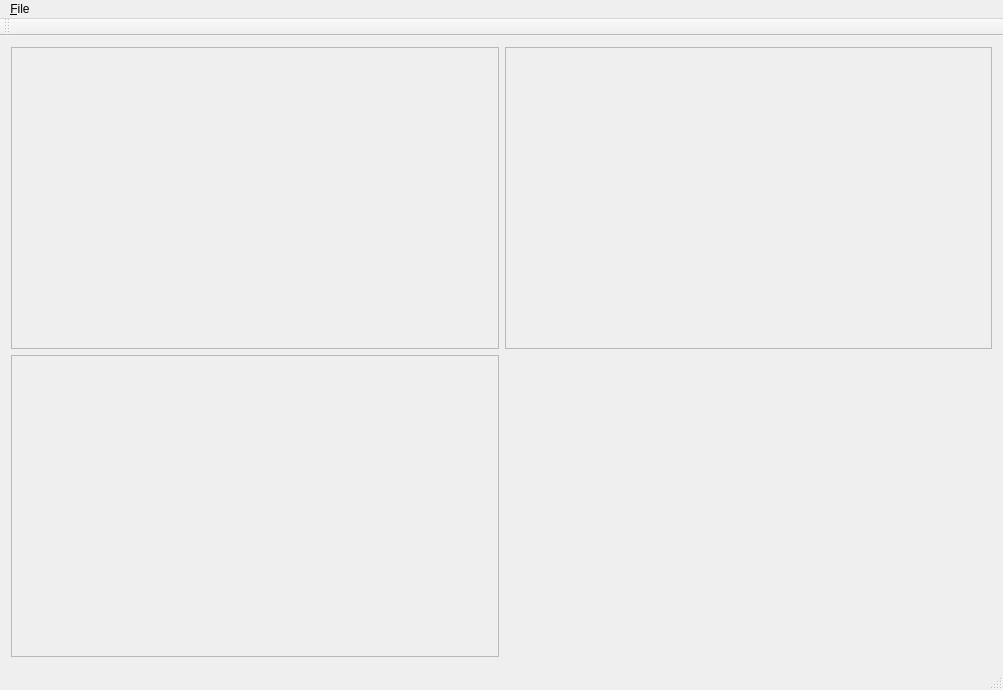
First picture: the form in SlitScanGenerator/mainwindow.ui, repository jkriege2/SlitScanGenerator, before the edit.
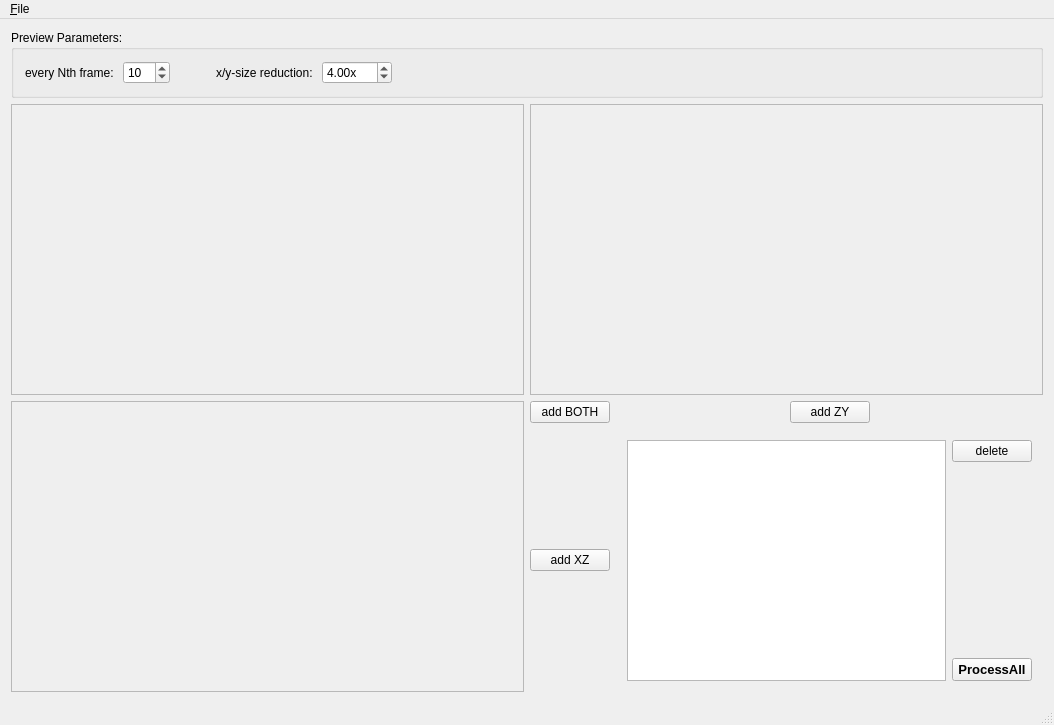
Second picture: the form after the edit.

Commit message: added table for parameters, ... split implementation to several files

```diff
--- a/SlitScanGenerator/mainwindow.ui
+++ b/SlitScanGenerator/mainwindow.ui
@@ -6,8 +6,8 @@
    <rect>
     <x>0</x>
     <y>0</y>
-    <width>1003</width>
-    <height>690</height>
+    <width>1054</width>
+    <height>725</height>
    </rect>
   </property>
   <property name="windowTitle">
@@ -15,7 +15,7 @@
   </property>
   <widget class="QWidget" name="centralWidget">
    <layout class="QGridLayout" name="gridLayout">
-    <item row="0" column="0">
+    <item row="1" column="0">
      <widget class="QScrollArea" name="scrollXY">
       <property name="widgetResizable">
        <bool>true</bool>
@@ -23,19 +23,199 @@
 
      </widget>
     </item>
-    <item row="0" column="1">
+    <item row="1" column="1">
      <widget class="QScrollArea" name="scrollYZ">
       <property name="widgetResizable">
        <bool>true</bool>
       </property>
-      </widget>
+     </widget>
     </item>
-    <item row="1" column="0">
+    <item row="2" column="0">
      <widget class="QScrollArea" name="scrollXZ">
       <property name="widgetResizable">
        <bool>true</bool>
       </property>
-
+     </widget>
+    </item>
+    <item row="2" column="1">
+     <layout class="QGridLayout" name="gridLayout_3" rowstretch="0,1" columnstretch="0,1,0,1" rowminimumheight="0,10">
+      <item row="0" column="1">
+       <spacer name="horizontalSpacer">
+        <property name="orientation">
+         <enum>Qt::Horizontal</enum>
+        </property>
+        <property name="sizeHint" stdset="0">
+         <size>
+          <width>40</width>
+          <height>20</height>
+         </size>
+        </property>
+       </spacer>
+      </item>
+      <item row="1" column="0">
+       <widget class="QPushButton" name="btnAddXZ">
+        <property name="text">
+         <string>add XZ</string>
+        </property>
+       </widget>
+      </item>
+      <item row="0" column="2">
+       <widget class="QPushButton" name="btnAddZY">
+        <property name="text">
+         <string>add ZY</string>
+        </property>
+       </widget>
+      </item>
+      <item row="0" column="3">
+       <spacer name="horizontalSpacer_2">
+        <property name="orientation">
+         <enum>Qt::Horizontal</enum>
+        </property>
+        <property name="sizeHint" stdset="0">
+         <size>
+          <width>40</width>
+          <height>20</height>
+         </size>
+        </property>
+       </spacer>
+      </item>
+      <item row="1" column="1" colspan="3">
+       <widget class="QWidget" name="gridWidget" native="true">
+        <property name="sizePolicy">
+         <sizepolicy hsizetype="Expanding" vsizetype="Expanding">
+          <horstretch>0</horstretch>
+          <verstretch>0</verstretch>
+         </sizepolicy>
+        </property>
+        <layout class="QGridLayout" name="gridLayout_2" rowstretch="0,0,0" columnstretch="0,0">
+         <item row="0" column="1">
+          <widget class="QPushButton" name="btnDelete">
+           <property name="text">
+            <string>delete</string>
+           </property>
+          </widget>
+         </item>
+         <item row="2" column="1">
+          <widget class="QPushButton" name="btnProcessAll">
+           <property name="font">
+            <font>
+             <pointsize>10</pointsize>
+             <weight>75</weight>
+             <bold>true</bold>
+            </font>
+           </property>
+           <property name="text">
+            <string>ProcessAll</string>
+           </property>
+          </widget>
+         </item>
+         <item row="1" column="1">
+          <spacer name="verticalSpacer">
+           <property name="orientation">
+            <enum>Qt::Vertical</enum>
+           </property>
+           <property name="sizeHint" stdset="0">
+            <size>
+             <width>20</width>
+             <height>40</height>
+            </size>
+           </property>
+          </spacer>
+         </item>
+         <item row="0" column="0" rowspan="3">
+          <widget class="QTableView" name="table"/>
+         </item>
+        </layout>
+       </widget>
+      </item>
+      <item row="0" column="0">
+       <widget class="QPushButton" name="pushButton">
+        <property name="text">
+         <string>add BOTH</string>
+        </property>
+       </widget>
+      </item>
+     </layout>
+    </item>
+    <item row="0" column="0" colspan="2">
+     <widget class="QGroupBox" name="groupBox">
+      <property name="title">
+       <string>Preview Parameters:</string>
+      </property>
+      <layout class="QHBoxLayout" name="horizontalLayout">
+       <item>
+        <widget class="QLabel" name="label">
+         <property name="text">
+          <string>every Nth frame: </string>
+         </property>
+        </widget>
+       </item>
+       <item>
+        <widget class="QSpinBox" name="spinEveryNThFrame">
+         <property name="minimum">
+          <number>1</number>
+         </property>
+         <property name="maximum">
+          <number>100</number>
+         </property>
+         <property name="value">
+          <number>10</number>
+         </property>
+        </widget>
+       </item>
+       <item>
+        <spacer name="horizontalSpacer_4">
+         <property name="orientation">
+          <enum>Qt::Horizontal</enum>
+         </property>
+         <property name="sizeType">
+          <enum>QSizePolicy::Fixed</enum>
+         </property>
+         <property name="sizeHint" stdset="0">
+          <size>
+           <width>40</width>
+           <height>20</height>
+          </size>
+         </property>
+        </spacer>
+       </item>
+       <item>
+        <widget class="QLabel" name="label_2">
+         <property name="text">
+          <string>x/y-size reduction: </string>
+         </property>
+        </widget>
+       </item>
+       <item>
+        <widget class="QDoubleSpinBox" name="spinXYFactor">
+         <property name="suffix">
+          <string>x</string>
+         </property>
+         <property name="minimum">
+          <double>1.000000000000000</double>
+         </property>
+         <property name="maximum">
+          <double>100.000000000000000</double>
+         </property>
+         <property name="value">
+          <double>4.000000000000000</double>
+         </property>
+        </widget>
+       </item>
+       <item>
+        <spacer name="horizontalSpacer_3">
+         <property name="orientation">
+          <enum>Qt::Horizontal</enum>
+         </property>
+         <property name="sizeHint" stdset="0">
+          <size>
+           <width>40</width>
+           <height>20</height>
+          </size>
+         </property>
+        </spacer>
+       </item>
+      </layout>
      </widget>
     </item>
    </layout>
@@ -45,7 +225,7 @@
     <rect>
      <x>0</x>
      <y>0</y>
-     <width>1003</width>
+     <width>1054</width>
      <height>21</height>
     </rect>
    </property>
@@ -59,14 +239,6 @@
    </widget>
    <addaction name="menu_Datei"/>
   </widget>
-  <widget class="QToolBar" name="mainToolBar">
-   <attribute name="toolBarArea">
-    <enum>TopToolBarArea</enum>
-   </attribute>
-   <attribute name="toolBarBreak">
-    <bool>false</bool>
-   </attribute>
-  </widget>
   <widget class="QStatusBar" name="statusBar"/>
   <action name="actOpenVideo">
    <property name="text">
```
Left out of the diff: 36 changed lines with no effect on the pictures. The commit also changes 12 other files.
